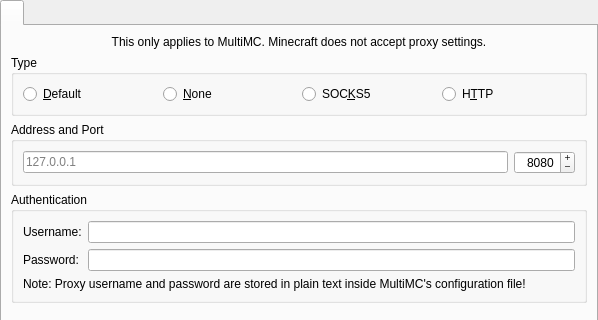
Flyer737/MoonMC, file src/application/pages/global/ProxyPage.ui: the form before one commit; both pictures show x 0 to 598 and y 0 to 320 of the 598 by 617 pixel window.
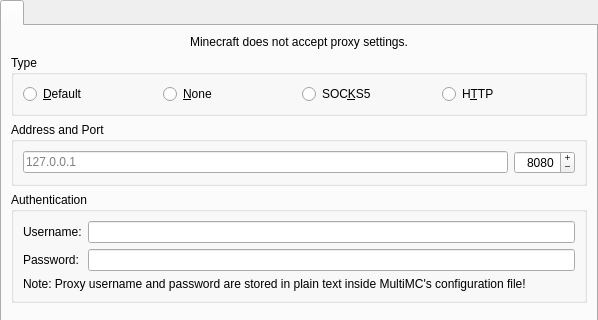
The form after the commit.

What changed in the file:
```diff
--- a/src/application/pages/global/ProxyPage.ui
+++ b/src/application/pages/global/ProxyPage.ui
@@ -39,7 +39,7 @@
        <item>
         <widget class="QLabel" name="proxyPlainTextWarningLabel_2">
          <property name="text">
-          <string>This only applies to MultiMC. Minecraft does not accept proxy settings.</string>
+          <string>Minecraft does not accept proxy settings.</string>
          </property>
          <property name="alignment">
           <set>Qt::AlignCenter</set>
```
